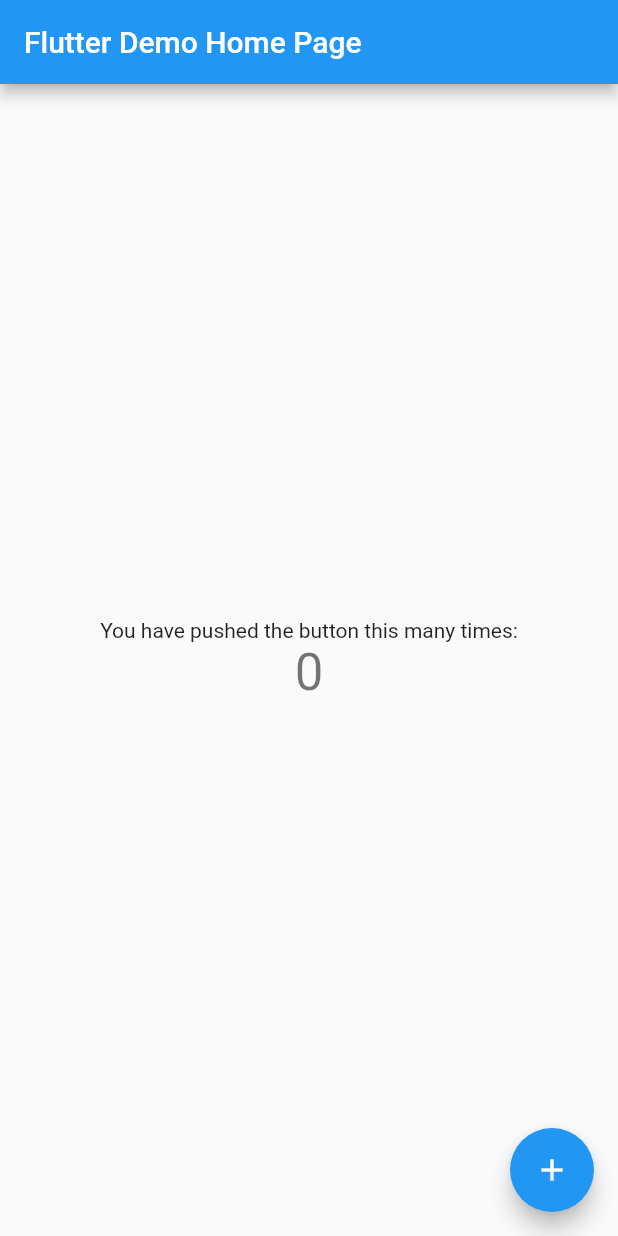
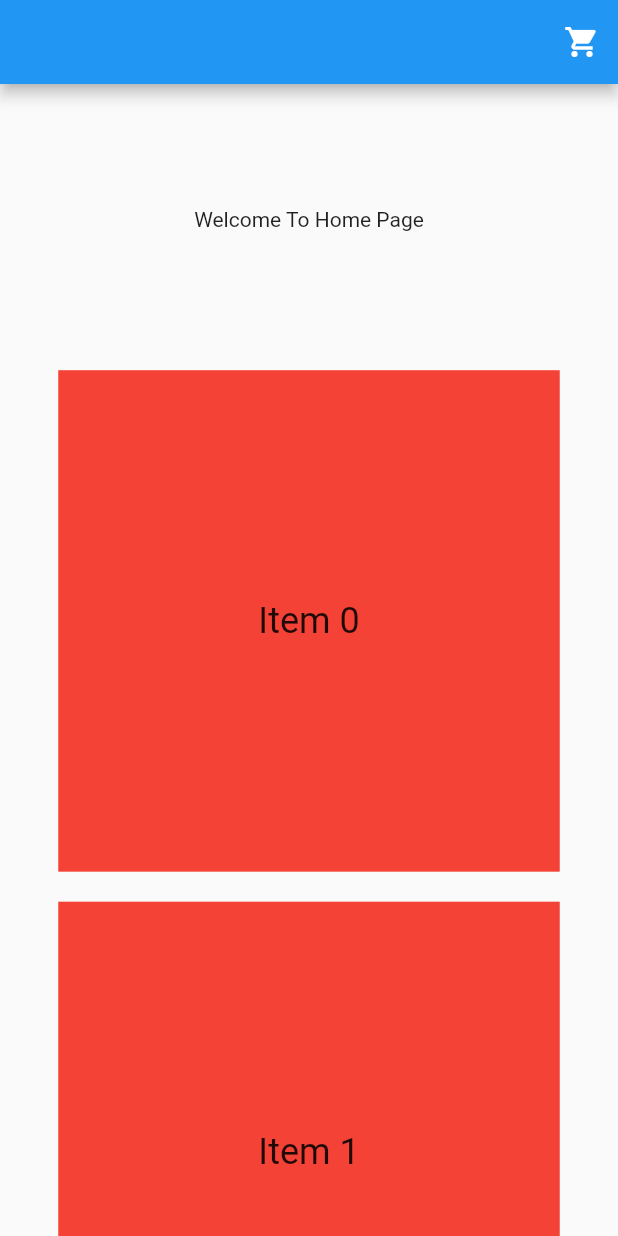
Before and after one commit to dheerajraina/E-Commerce-App, a Flutter app: the screen it shows after launch, on a phone screen of 412 x 824 dp. Run offline on Flutter 3.47's test engine with Material 2 defaults, Android fonts, the phone set to English and light mode, and no system bars.

Commit message:
2nd commit front end
Added routes from home page to shopping cart and back ; added grid view to home page with dummy data; added app bars to home page and shopping cart page;

```diff
--- a/frontend/ecommerce_app/lib/main.dart
+++ b/frontend/ecommerce_app/lib/main.dart
@@ -1,115 +1,137 @@
+// import 'package:flutter/material.dart';
+
+// void main() {
+//   runApp(const MyApp());
+// }
+
+// class MyApp extends StatelessWidget {
+//   // const MyApp({Key? key}) : super(key: key);
+
+//   // This widget is the root of your application.
+//   @override
+//   Widget build(BuildContext context) {
+//     return MaterialApp(
+//       title: 'Flutter Demo',
+//       theme: ThemeData(
+//         // This is the theme of your application.
+//         //
+//         // Try running your application with "flutter run". You'll see the
+//         // application has a blue toolbar. Then, without quitting the app, try
+//         // changing the primarySwatch below to Colors.green and then invoke
+//         // "hot reload" (press "r" in the console where you ran "flutter run",
+//         // or simply save your changes to "hot reload" in a Flutter IDE).
+//         // Notice that the counter didn't reset back to zero; the application
+//         // is not restarted.
+//         primarySwatch: Colors.blue,
+//       ),
+//       home: const MyHomePage(title: 'Flutter Demo Home Page'),
+//     );
+//   }
+// }
+
+// class MyHomePage extends StatefulWidget {
+//   const MyHomePage({Key? key, required this.title}) : super(key: key);
+
+//   // This widget is the home page of your application. It is stateful, meaning
+//   // that it has a State object (defined below) that contains fields that affect
+//   // how it looks.
+
+//   // This class is the configuration for the state. It holds the values (in this
+//   // case the title) provided by the parent (in this case the App widget) and
+//   // used by the build method of the State. Fields in a Widget subclass are
+//   // always marked "final".
+
+//   final String title;
+
+//   @override
+//   State<MyHomePage> createState() => _MyHomePageState();
+// }
+
+// class _MyHomePageState extends State<MyHomePage> {
+//   int _counter = 0;
+
+//   void _incrementCounter() {
+//     setState(() {
+//       // This call to setState tells the Flutter framework that something has
+//       // changed in this State, which causes it to rerun the build method below
+//       // so that the display can reflect the updated values. If we changed
+//       // _counter without calling setState(), then the build method would not be
+//       // called again, and so nothing would appear to happen.
+//       _counter++;
+//     });
+//   }
+
+//   @override
+//   Widget build(BuildContext context) {
+//     // This method is rerun every time setState is called, for instance as done
+//     // by the _incrementCounter method above.
+//     //
+//     // The Flutter framework has been optimized to make rerunning build methods
+//     // fast, so that you can just rebuild anything that needs updating rather
+//     // than having to individually change instances of widgets.
+//     return Scaffold(
+//       appBar: AppBar(
+//         // Here we take the value from the MyHomePage object that was created by
+//         // the App.build method, and use it to set our appbar title.
+//         title: Text(widget.title),
+//       ),
+//       body: Center(
+//         // Center is a layout widget. It takes a single child and positions it
+//         // in the middle of the parent.
+//         child: Column(
+//           // Column is also a layout widget. It takes a list of children and
+//           // arranges them vertically. By default, it sizes itself to fit its
+//           // children horizontally, and tries to be as tall as its parent.
+//           //
+//           // Invoke "debug painting" (press "p" in the console, choose the
+//           // "Toggle Debug Paint" action from the Flutter Inspector in Android
+//           // Studio, or the "Toggle Debug Paint" command in Visual Studio Code)
+//           // to see the wireframe for each widget.
+//           //
+//           // Column has various properties to control how it sizes itself and
+//           // how it positions its children. Here we use mainAxisAlignment to
+//           // center the children vertically; the main axis here is the vertical
+//           // axis because Columns are vertical (the cross axis would be
+//           // horizontal).
+//           mainAxisAlignment: MainAxisAlignment.center,
+//           children: <Widget>[
+//             const Text(
+//               'You have pushed the button this many times:',
+//             ),
+//             Text(
+//               '$_counter',
+//               style: Theme.of(context).textTheme.headline4,
+//             ),
+//           ],
+//         ),
+//       ),
+//       floatingActionButton: FloatingActionButton(
+//         onPressed: _incrementCounter,
+//         tooltip: 'Increment',
+//         child: const Icon(Icons.add),
+//       ), // This trailing comma makes auto-formatting nicer for build methods.
+//     );
+//   }
+// }
+
+
 import 'package:flutter/material.dart';
 
-void main() {
-  runApp(const MyApp());
+import 'screens/home_screen.dart';
+
+void main(){
+  runApp(EcommerceApp());
 }
 
-class MyApp extends StatelessWidget {
-  const MyApp({Key? key}) : super(key: key);
+class EcommerceApp extends StatelessWidget {
+  const EcommerceApp({ Key? key }) : super(key: key);
 
-  // This widget is the root of your application.
   @override
   Widget build(BuildContext context) {
     return MaterialApp(
-      title: 'Flutter Demo',
-      theme: ThemeData(
-        // This is the theme of your application.
-        //
-        // Try running your application with "flutter run". You'll see the
-        // application has a blue toolbar. Then, without quitting the app, try
-        // changing the primarySwatch below to Colors.green and then invoke
-        // "hot reload" (press "r" in the console where you ran "flutter run",
-        // or simply save your changes to "hot reload" in a Flutter IDE).
-        // Notice that the counter didn't reset back to zero; the application
-        // is not restarted.
-        primarySwatch: Colors.blue,
-      ),
-      home: const MyHomePage(title: 'Flutter Demo Home Page'),
+      home: HomePage(),
+      debugShowCheckedModeBanner: false,
+
     );
   }
 }
-
-class MyHomePage extends StatefulWidget {
-  const MyHomePage({Key? key, required this.title}) : super(key: key);
-
-  // This widget is the home page of your application. It is stateful, meaning
-  // that it has a State object (defined below) that contains fields that affect
-  // how it looks.
-
-  // This class is the configuration for the state. It holds the values (in this
-  // case the title) provided by the parent (in this case the App widget) and
-  // used by the build method of the State. Fields in a Widget subclass are
-  // always marked "final".
-
-  final String title;
-
-  @override
-  State<MyHomePage> createState() => _MyHomePageState();
-}
-
-class _MyHomePageState extends State<MyHomePage> {
-  int _counter = 0;
-
-  void _incrementCounter() {
-    setState(() {
-      // This call to setState tells the Flutter framework that something has
-      // changed in this State, which causes it to rerun the build method below
-      // so that the display can reflect the updated values. If we changed
-      // _counter without calling setState(), then the build method would not be
-      // called again, and so nothing would appear to happen.
-      _counter++;
-    });
-  }
-
-  @override
-  Widget build(BuildContext context) {
-    // This method is rerun every time setState is called, for instance as done
-    // by the _incrementCounter method above.
-    //
-    // The Flutter framework has been optimized to make rerunning build methods
-    // fast, so that you can just rebuild anything that needs updating rather
-    // than having to individually change instances of widgets.
-    return Scaffold(
-      appBar: AppBar(
-        // Here we take the value from the MyHomePage object that was created by
-        // the App.build method, and use it to set our appbar title.
-        title: Text(widget.title),
-      ),
-      body: Center(
-        // Center is a layout widget. It takes a single child and positions it
-        // in the middle of the parent.
-        child: Column(
-          // Column is also a layout widget. It takes a list of children and
-          // arranges them vertically. By default, it sizes itself to fit its
-          // children horizontally, and tries to be as tall as its parent.
-          //
-          // Invoke "debug painting" (press "p" in the console, choose the
-          // "Toggle Debug Paint" action from the Flutter Inspector in Android
-          // Studio, or the "Toggle Debug Paint" command in Visual Studio Code)
-          // to see the wireframe for each widget.
-          //
-          // Column has various properties to control how it sizes itself and
-          // how it positions its children. Here we use mainAxisAlignment to
-          // center the children vertically; the main axis here is the vertical
-          // axis because Columns are vertical (the cross axis would be
-          // horizontal).
-          mainAxisAlignment: MainAxisAlignment.center,
-          children: <Widget>[
-            const Text(
-              'You have pushed the button this many times:',
-            ),
-            Text(
-              '$_counter',
-              style: Theme.of(context).textTheme.headline4,
-            ),
-          ],
-        ),
-      ),
-      floatingActionButton: FloatingActionButton(
-        onPressed: _incrementCounter,
-        tooltip: 'Increment',
-        child: const Icon(Icons.add),
-      ), // This trailing comma makes auto-formatting nicer for build methods.
-    );
-  }
-}
--- /dev/null
+++ b/frontend/ecommerce_app/lib/screens/home_screen.dart
@@ -0,0 +1,71 @@
+import 'package:flutter/material.dart';
+
+import 'shopping_cart.dart';
+class HomePage extends StatefulWidget {
+  // const HomePage({ Key? key }) : super(key: key);
+
+  @override
+  _HomePageState createState() => _HomePageState();
+}
+
+class _HomePageState extends State<HomePage> {
+
+  @override
+  Widget build(BuildContext context) {
+    var size=MediaQuery.of(context).size;
+    return Scaffold(
+      appBar: AppBar(
+        actions: [
+          IconButton(
+          onPressed: (){
+              Navigator.push(
+                context,
+                MaterialPageRoute(builder: (context) => ShoppingCart(),)
+                );
+          },
+          icon: Icon(Icons.shopping_cart)),
+        ],
+      ),
+      body: SingleChildScrollView(
+
+        child: Column(
+          crossAxisAlignment: CrossAxisAlignment.center,
+          children: [
+            SizedBox(height: size.height*0.1,),
+            Text("Welcome To Home Page"),
+            SizedBox(height: size.height*0.1,),
+            Container(
+              margin: EdgeInsets.only(left: size.width*0.07,right: size.width*0.07),
+              height: size.height,
+              width: size.width*0.9,
+              child: GridView.count(
+                crossAxisCount: (size.width/300).toInt(),
+                children: List.generate(100, (index) {
+                  return Container(
+                    margin: EdgeInsets.all(10),
+                    // height: size.height*0.03,
+                    // width: size.width*0.03,
+                    decoration: BoxDecoration(
+                        color: Colors.red,
+                        // borderRadius:BorderRadius.circular(20)
+
+                    ),
+                    child: Center(
+                      child: Text(
+                        'Item $index',
+                        style: Theme.of(context).textTheme.headline5,
+                      ),
+                    ),
+                  );
+                }),
+                ),
+            )
+
+
+          ],
+        ),
+      ),
+
+    );
+  }
+}
--- /dev/null
+++ b/frontend/ecommerce_app/lib/screens/shopping_cart.dart
@@ -0,0 +1,19 @@
+import 'package:flutter/material.dart';
+
+
+class ShoppingCart extends StatefulWidget {
+  // const ShoppingCart({ Key? key }) : super(key: key);
+
+  @override
+  _ShoppingCartState createState() => _ShoppingCartState();
+}
+
+class _ShoppingCartState extends State<ShoppingCart> {
+  @override
+  Widget build(BuildContext context) {
+    return Scaffold(
+      appBar: AppBar(),
+      body: Text("Welcome to Shopping Cart"),
+    );
+  }
+}
```
